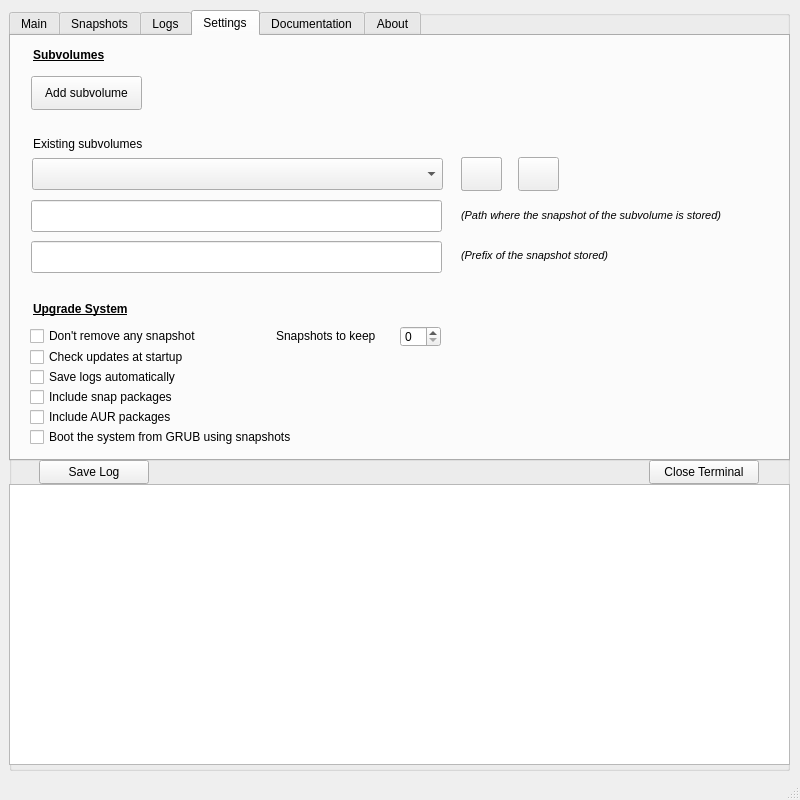
Qt form buttermanager/buttermanager/ui/MainWindow.ui (egara/buttermanager) before a commit.
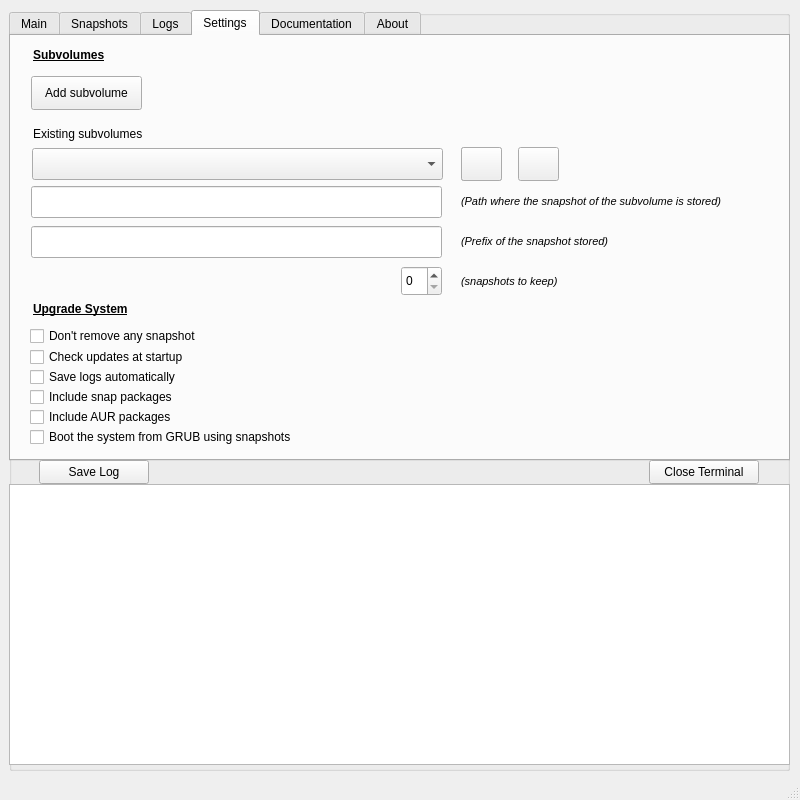
The same form after that commit. The open tabs and pages were chosen to show the change.

Commit message: Removing global snapshots to keep property. Now, it will be configured for every subvolume, so the user will be able to maintain different number of snapshots depending on the subvolume. Feature not finished yet

The edit to the form file:
```diff
--- a/buttermanager/buttermanager/ui/MainWindow.ui
+++ b/buttermanager/buttermanager/ui/MainWindow.ui
@@ -649,29 +649,6 @@
            <string>Include snap packages</string>
           </property>
          </widget>
-         <widget class="QSpinBox" name="spinbox_snapshots_to_keep">
-          <property name="geometry">
-           <rect>
-            <x>389</x>
-            <y>290</y>
-            <width>41</width>
-            <height>21</height>
-           </rect>
-          </property>
-         </widget>
-         <widget class="QLabel" name="label_snapshots_to_keep">
-          <property name="geometry">
-           <rect>
-            <x>265</x>
-            <y>290</y>
-            <width>121</width>
-            <height>20</height>
-           </rect>
-          </property>
-          <property name="text">
-           <string>Snapshots to keep</string>
-          </property>
-         </widget>
          <widget class="QLabel" name="label_settings_subvolumes">
           <property name="geometry">
            <rect>
@@ -696,7 +673,7 @@
           <property name="geometry">
            <rect>
             <x>21</x>
-            <y>122</y>
+            <y>112</y>
             <width>411</width>
             <height>32</height>
            </rect>
@@ -706,7 +683,7 @@
           <property name="geometry">
            <rect>
             <x>20</x>
-            <y>164</y>
+            <y>150</y>
             <width>411</width>
             <height>32</height>
            </rect>
@@ -719,7 +696,7 @@
           <property name="geometry">
            <rect>
             <x>20</x>
-            <y>205</y>
+            <y>190</y>
             <width>411</width>
             <height>32</height>
            </rect>
@@ -732,7 +709,7 @@
           <property name="geometry">
            <rect>
             <x>450</x>
-            <y>121</y>
+            <y>111</y>
             <width>41</width>
             <height>34</height>
            </rect>
@@ -748,7 +725,7 @@
           <property name="geometry">
            <rect>
             <x>507</x>
-            <y>121</y>
+            <y>111</y>
             <width>41</width>
             <height>34</height>
            </rect>
@@ -777,9 +754,9 @@
           <property name="geometry">
            <rect>
             <x>450</x>
-            <y>170</y>
+            <y>150</y>
             <width>311</width>
-            <height>18</height>
+            <height>30</height>
            </rect>
           </property>
           <property name="font">
@@ -796,9 +773,9 @@
           <property name="geometry">
            <rect>
             <x>450</x>
-            <y>210</y>
+            <y>190</y>
             <width>301</width>
-            <height>18</height>
+            <height>30</height>
            </rect>
           </property>
           <property name="font">
@@ -815,7 +792,7 @@
           <property name="geometry">
            <rect>
             <x>450</x>
-            <y>121</y>
+            <y>111</y>
             <width>41</width>
             <height>34</height>
            </rect>
@@ -831,7 +808,7 @@
           <property name="geometry">
            <rect>
             <x>22</x>
-            <y>99</y>
+            <y>89</y>
             <width>161</width>
             <height>18</height>
            </rect>
@@ -889,6 +866,35 @@
            <string>Boot the system from GRUB using snapshots</string>
           </property>
          </widget>
+         <widget class="QLabel" name="label_settings_subvolumes_snapshots_to_keep">
+          <property name="geometry">
+           <rect>
+            <x>450</x>
+            <y>230</y>
+            <width>301</width>
+            <height>30</height>
+           </rect>
+          </property>
+          <property name="font">
+           <font>
+            <pointsize>8</pointsize>
+            <italic>true</italic>
+           </font>
+          </property>
+          <property name="text">
+           <string>(snapshots to keep)</string>
+          </property>
+         </widget>
+         <widget class="QSpinBox" name="spinbox_edit_snapshots_to_keep">
+          <property name="geometry">
+           <rect>
+            <x>390</x>
+            <y>230</y>
+            <width>41</width>
+            <height>30</height>
+           </rect>
+          </property>
+         </widget>
         </widget>
         <widget class="QWidget" name="tab_2">
          <attribute name="title">
```
The commit also changes 5 other files.
